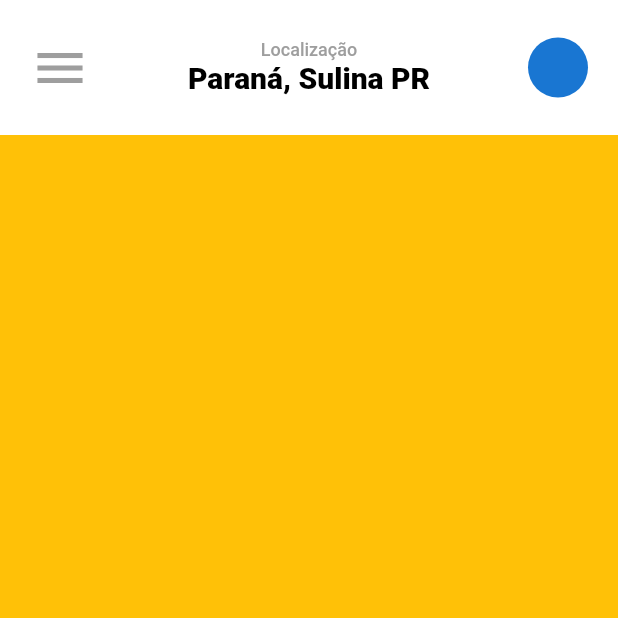
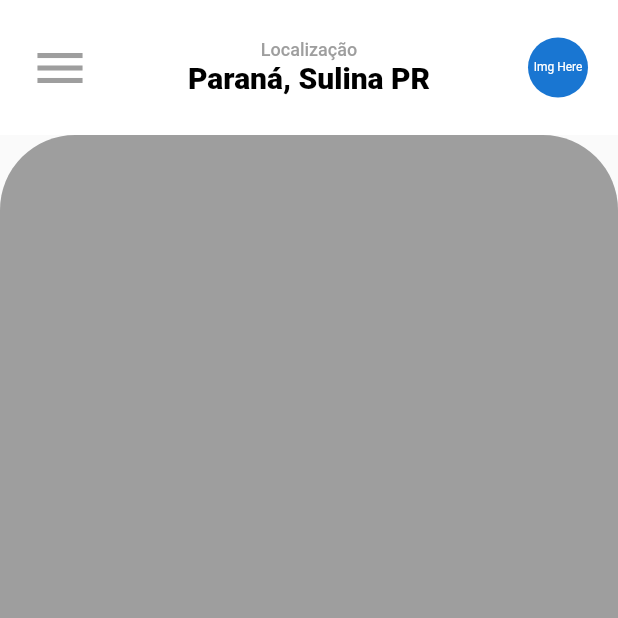
Before and after one commit to bracinho2/flutter_desafio01_interface, a Flutter app: the screen it shows after launch, on a phone screen of 412 x 824 dp, the top half of it. Run offline on Flutter 3.47's test engine with Material 2 defaults, Android fonts, the light colour scheme and no system bars.

Commit message:
Update do Readme

```diff
--- a/lib/app/modules/home_page/home_page.dart
+++ b/lib/app/modules/home_page/home_page.dart
@@ -13,7 +13,15 @@
         loginbutton: false,
       ),
       body: Container(
-        color: Colors.amber,
+        color: Colors.transparent,
+        child: Container(
+          decoration: const BoxDecoration(
+              color: Colors.grey,
+              borderRadius: BorderRadius.only(
+                topLeft: Radius.circular(50),
+                topRight: Radius.circular(50),
+              )),
+        ),
       ),
     );
   }
--- a/lib/app/modules/home_page/widgets/app_bar_widget.dart
+++ b/lib/app/modules/home_page/widgets/app_bar_widget.dart
@@ -35,7 +35,14 @@
               Text(subTitle, style: AppTextStyles.appBarSubtitle),
             ],
           ),
-          const CircleAvatar()
+          const CircleAvatar(
+            child: Text(
+              'Img Here',
+              style: TextStyle(
+                fontSize: 8,
+              ),
+            ),
+          )
         ],
       ),
     );
```
Also changed, not shown: 1 other file.
